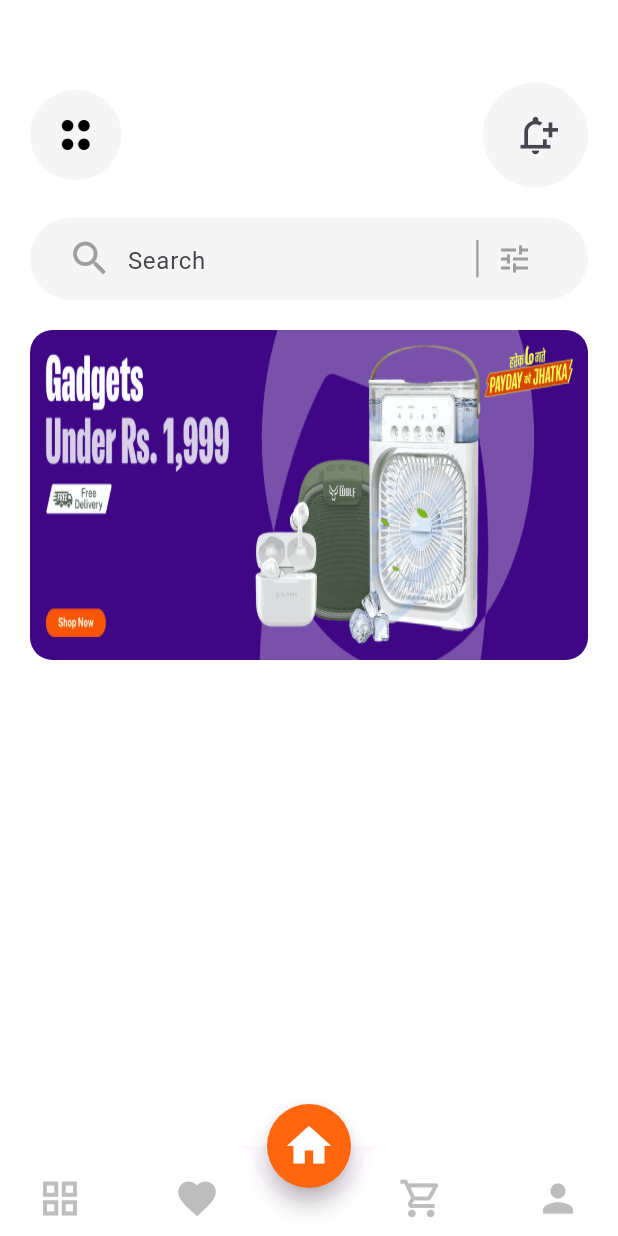
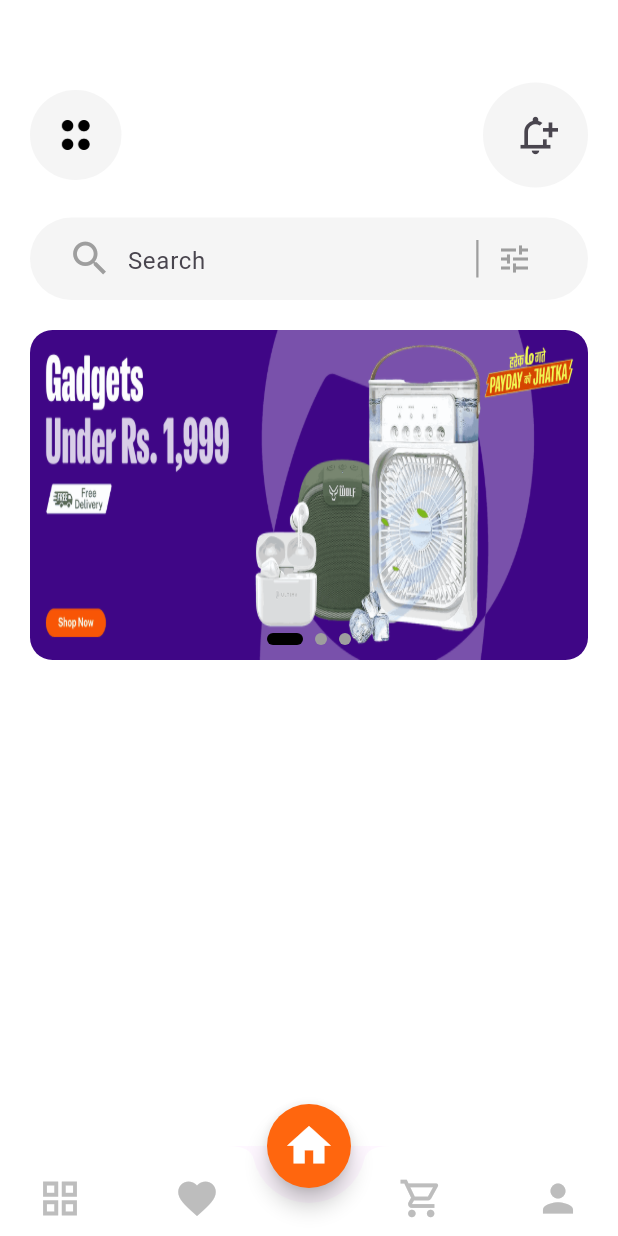
Before and after one commit to Indeshsingh/ecomerce_app, a Flutter app: the screen it shows after launch, on a phone screen of 412 x 824 dp. Run offline on Flutter 3.47's test engine with Material 3 defaults, Android fonts, the light colour scheme and no system bars; drawn by our look-alikes of smooth_page_indicator.

Commit message:
added slider indicator

```diff
--- a/lib/screens/Home/Widget/home_appbar.dart
+++ b/lib/screens/Home/Widget/home_appbar.dart
@@ -1,8 +1,8 @@
 import 'package:ecomerce_app/screens/constants.dart';
 import 'package:flutter/material.dart';
 
-class customwidget extends StatelessWidget {
-  const customwidget({
+class Customwidget extends StatelessWidget {
+  const Customwidget({
     super.key,
   });
 
--- a/lib/screens/Home/Widget/image_slider.dart
+++ b/lib/screens/Home/Widget/image_slider.dart
@@ -1,11 +1,15 @@
 import 'package:flutter/material.dart';
+import 'package:smooth_page_indicator/smooth_page_indicator.dart';
 
 class ImageSlider extends StatelessWidget {
-  const ImageSlider({super.key});
+  ImageSlider({super.key});
+
+  final PageController _pageController = PageController();
 
   @override
   Widget build(BuildContext context) {
     return Stack(
+      alignment: Alignment.bottomCenter,
       children: [
         SizedBox(
           height: 220,
@@ -13,6 +17,7 @@
           child: ClipRRect(
             borderRadius: BorderRadius.circular(15),
             child: PageView(
+              controller: _pageController,
               scrollDirection: Axis.horizontal,
               allowImplicitScrolling: true,
               physics: const ClampingScrollPhysics(),
@@ -32,7 +37,22 @@
               ],
             ),
           ),
-        )
+        ),
+        // SmoothPageIndicator at the bottom
+        Positioned(
+          bottom: 10,
+          child: SmoothPageIndicator(
+            controller: _pageController, // PageController
+            count: 3, // Number of pages
+            effect: const ExpandingDotsEffect(
+              activeDotColor: Colors.black,
+              dotColor: Colors.grey,
+              dotHeight: 8,
+              dotWidth: 8,
+              spacing: 8,
+            ),
+          ),
+        ),
       ],
     );
   }
--- a/lib/screens/Home/home_screen.dart
+++ b/lib/screens/Home/home_screen.dart
@@ -13,26 +13,26 @@
 class _HomeScreenState extends State<HomeScreen> {
   @override
   Widget build(BuildContext context) {
-    return const Scaffold(
+    return Scaffold(
       backgroundColor: Colors.white,
       body: SingleChildScrollView(
         child: Padding(
-          padding: EdgeInsets.all(20),
+          padding: const EdgeInsets.all(20),
           child: Column(
             crossAxisAlignment: CrossAxisAlignment.start,
             children: [
-              SizedBox(
+              const SizedBox(
                 height: 35,
               ),
 
               // for custom appbar
-              customwidget(),
-              SizedBox(
+              const Customwidget(),
+              const SizedBox(
                 height: 20,
               ),
               // for searchbar
-              MysearchBar(),
-              SizedBox(
+              const MysearchBar(),
+              const SizedBox(
                 height: 20,
               ),
               ImageSlider(),
--- a/pubspec.yaml
+++ b/pubspec.yaml
@@ -35,6 +35,7 @@
   # The following adds the Cupertino Icons font to your application.
   # Use with the CupertinoIcons class for iOS style icons.
   cupertino_icons: ^1.0.6
+  smooth_page_indicator: ^1.2.0+3
 
 dev_dependencies:
   flutter_test:
```
Also changed, not shown: pubspec.lock.
